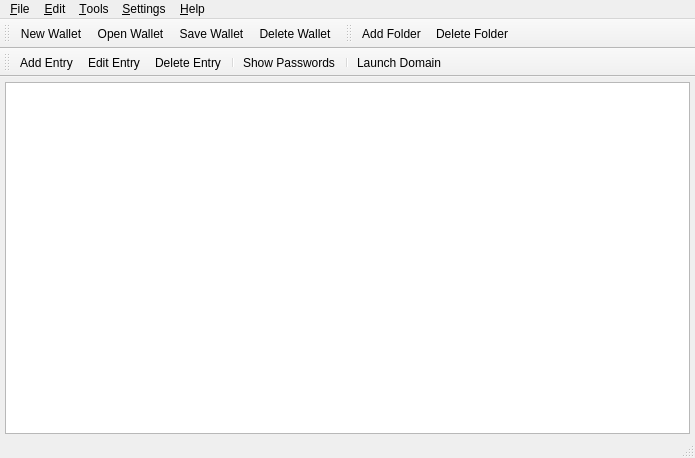
Before: the Qt Designer form scr/mainwindow.ui in waltergallegog/SEcubeWallet, drawn with Qt 5.
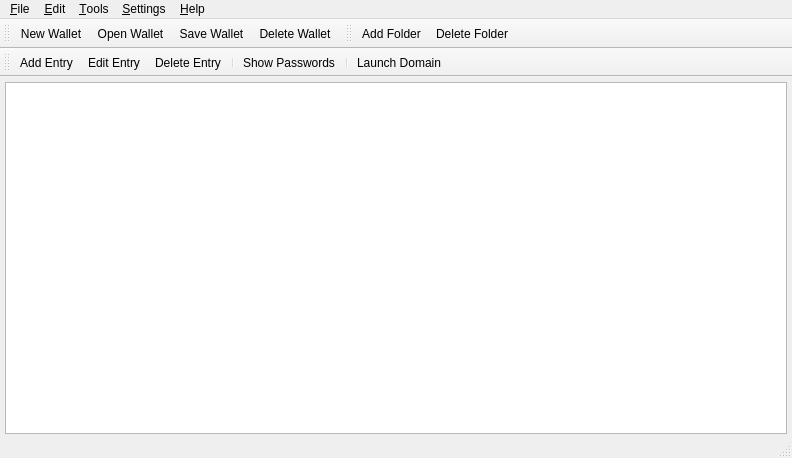
After: the same form once the commit is applied. Icons and pictures are not drawn. Custom widgets are drawn as their Qt base class.

Commit message: table resizing and password display, finished GUI buttons/actions renaming

The edit to the form file:
```diff
--- a/scr/mainwindow.ui
+++ b/scr/mainwindow.ui
@@ -6,7 +6,7 @@
    <rect>
     <x>0</x>
     <y>0</y>
-    <width>695</width>
+    <width>792</width>
     <height>458</height>
    </rect>
   </property>
@@ -44,7 +44,7 @@
      </widget>
     </item>
     <item row="2" column="0">
-     <widget class="QTableView" name="WalletView">
+     <widget class="MyQTableView" name="walletView">
       <property name="sortingEnabled">
        <bool>true</bool>
       </property>
@@ -60,7 +60,7 @@
     <rect>
      <x>0</x>
      <y>0</y>
-     <width>695</width>
+     <width>792</width>
      <height>20</height>
     </rect>
    </property>
@@ -254,6 +254,13 @@
   </action>
  </widget>
  <layoutdefault spacing="6" margin="11"/>
+ <customwidgets>
+  <customwidget>
+   <class>MyQTableView</class>
+   <extends>QTableView</extends>
+   <header location="global">myqtableview.h</header>
+  </customwidget>
+ </customwidgets>
  <resources>
   <include location="../icons/icons.qrc"/>
  </resources>
```
The commit also changes 11 other files.
